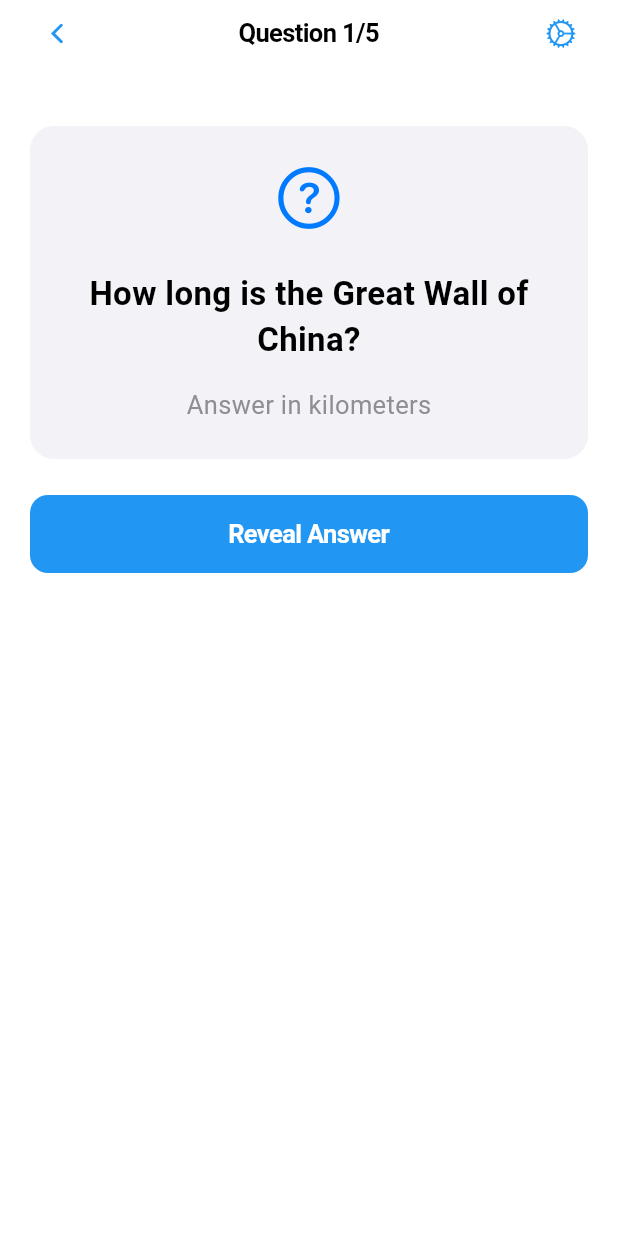
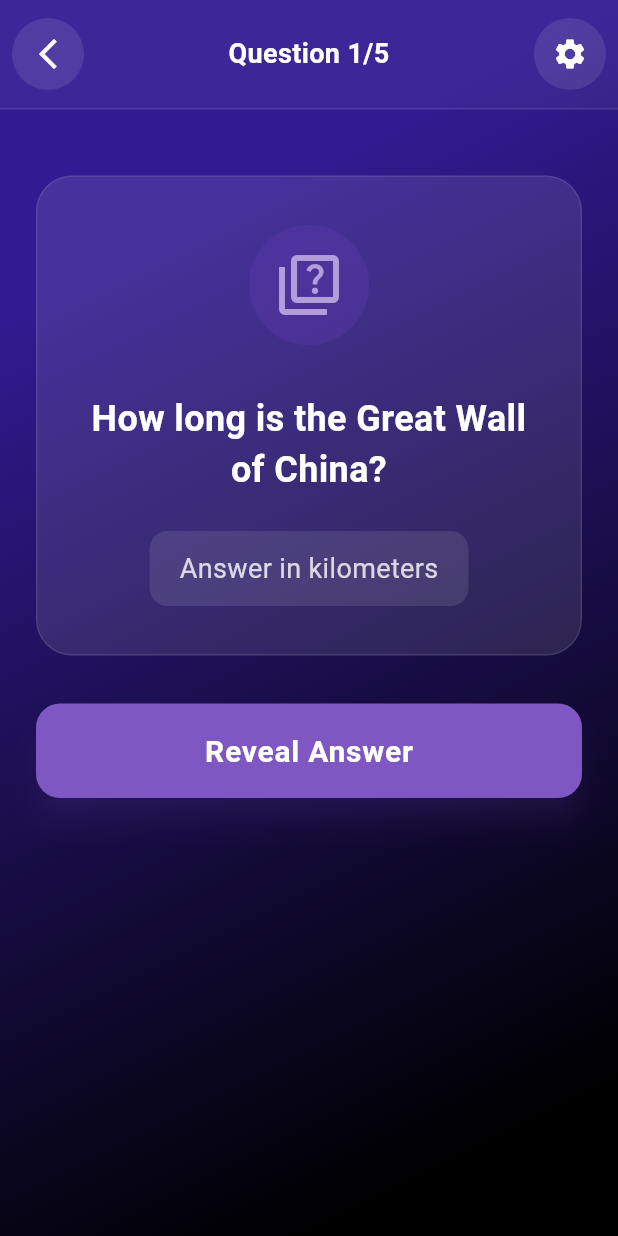
Before and after one commit to ivantrj/close-enough-trivia, a Flutter app: the GameScreen screen opened by its route, on a phone screen of 412 x 824 dp. Run offline on Flutter 3.47's test engine with Material 3 defaults, Android fonts, the phone set to English and light mode, and no system bars; our stand-ins replace auto_route, font_awesome_flutter, mobx, package_info_plus, shared_preferences; accounts and stored records are empty; generated files the repository leaves out were written again.

Commit message:
improve game screen design

```diff
--- a/lib/presentation/screens/game_screen.dart
+++ b/lib/presentation/screens/game_screen.dart
@@ -34,115 +34,177 @@ class _GameScreenState extends State<GameScreen> {
   @override
   Widget build(BuildContext context) {
     final question = questions[currentQuestionIndex];
+    final ColorScheme colorScheme = Theme.of(context).colorScheme;
 
     return Scaffold(
-      backgroundColor: CupertinoColors.systemBackground,
-      body: SafeArea(
+      backgroundColor: Colors.black,
+      body: Container(
+        decoration: BoxDecoration(
+          gradient: LinearGradient(
+            begin: Alignment.topLeft,
+            end: Alignment.bottomRight,
+            colors: [
+              Colors.deepPurple.shade900,
+              Colors.black,
+            ],
+            stops: const [0.2, 0.9],
+          ),
+        ),
+        child: SafeArea(
           child: Column(
             children: [
-            // iOS-style navigation bar
-            CupertinoNavigationBar(
-              backgroundColor: CupertinoColors.systemBackground,
-              border: null,
-              leading: CupertinoButton(
-                padding: EdgeInsets.zero,
-                child: const Icon(CupertinoIcons.back),
+              // Custom navigation bar
+              Container(
+                padding: const EdgeInsets.symmetric(horizontal: 8, vertical: 12),
+                decoration: BoxDecoration(
+                  color: Colors.white.withOpacity(0.05),
+                  border: Border(
+                    bottom: BorderSide(
+                      color: Colors.white.withOpacity(0.1),
+                      width: 1,
+                    ),
+                  ),
+                ),
+                child: Row(
+                  children: [
+                    IconButton(
                       onPressed: () => context.router.pop(),
+                      icon: const Icon(Icons.arrow_back_ios_new, color: Colors.white),
+                      style: IconButton.styleFrom(
+                        backgroundColor: Colors.white.withOpacity(0.1),
+                        padding: const EdgeInsets.all(12),
                       ),
-              middle: Text(
+                    ),
+                    Expanded(
+                      child: Text(
                         'Question ${currentQuestionIndex + 1}/${questions.length}',
                         style: const TextStyle(
-                  fontSize: 17,
+                          fontSize: 18,
                           fontWeight: FontWeight.w600,
+                          color: Colors.white,
+                        ),
+                        textAlign: TextAlign.center,
                       ),
                     ),
-              trailing: CupertinoButton(
-                padding: EdgeInsets.zero,
-                child: const Icon(CupertinoIcons.settings),
+                    IconButton(
                       onPressed: () => context.pushRoute(const SettingsRoute()),
+                      icon: const Icon(Icons.settings, color: Colors.white),
+                      style: IconButton.styleFrom(
+                        backgroundColor: Colors.white.withOpacity(0.1),
+                        padding: const EdgeInsets.all(12),
+                      ),
+                    ),
+                  ],
                 ),
               ),
               Expanded(
                 child: ListView(
-                padding: const EdgeInsets.all(20),
+                  padding: const EdgeInsets.all(24),
                   children: [
                     const SizedBox(height: 20),
                     // Question card
                     Container(
                       decoration: BoxDecoration(
-                      color: CupertinoColors.systemGrey6,
-                      borderRadius: BorderRadius.circular(16),
+                        color: Colors.white.withOpacity(0.1),
+                        borderRadius: BorderRadius.circular(24),
+                        border: Border.all(
+                          color: Colors.white.withOpacity(0.1),
+                          width: 1,
                         ),
-                    padding: const EdgeInsets.all(24),
+                      ),
+                      padding: const EdgeInsets.all(32),
                       child: Column(
                         children: [
-                        Icon(
-                          CupertinoIcons.question_circle,
+                          Container(
+                            padding: const EdgeInsets.all(16),
+                            decoration: BoxDecoration(
+                              color: Colors.deepPurple.withOpacity(0.3),
+                              shape: BoxShape.circle,
+                            ),
+                            child: Icon(
+                              Icons.quiz_outlined,
                               size: 48,
-                          color: CupertinoColors.systemBlue,
+                              color: Colors.deepPurple.shade200,
                             ),
-                        const SizedBox(height: 24),
+                          ),
+                          const SizedBox(height: 32),
                           Text(
                             question.text,
                             style: const TextStyle(
-                            fontSize: 22,
+                              fontSize: 24,
                               fontWeight: FontWeight.bold,
-                            color: CupertinoColors.label,
+                              color: Colors.white,
+                              height: 1.4,
                             ),
                             textAlign: TextAlign.center,
                           ),
-                        const SizedBox(height: 16),
-                        Text(
+                          const SizedBox(height: 24),
+                          Container(
+                            padding: const EdgeInsets.symmetric(
+                              horizontal: 20,
+                              vertical: 12,
+                            ),
+                            decoration: BoxDecoration(
+                              color: Colors.white.withOpacity(0.1),
+                              borderRadius: BorderRadius.circular(12),
+                            ),
+                            child: Text(
                               'Answer in ${question.unit}',
-                          style: const TextStyle(
-                            fontSize: 17,
-                            color: CupertinoColors.systemGrey,
+                              style: TextStyle(
+                                fontSize: 18,
+                                color: Colors.white.withOpacity(0.8),
+                              ),
                             ),
                           ),
                         ],
                       ),
                     ),
-                  const SizedBox(height: 24),
+                    const SizedBox(height: 32),
                     if (isAnswerRevealed) ...[
                       // Answer card
                       Container(
                         decoration: BoxDecoration(
-                        color: CupertinoColors.systemBlue.withOpacity(0.1),
-                        borderRadius: BorderRadius.circular(16),
+                          color: Colors.deepPurple.shade400.withOpacity(0.2),
+                          borderRadius: BorderRadius.circular(24),
+                          border: Border.all(
+                            color: Colors.deepPurple.shade200.withOpacity(0.3),
+                            width: 1,
                           ),
-                      padding: const EdgeInsets.all(24),
+                        ),
+                        padding: const EdgeInsets.all(32),
                         child: Column(
                           children: [
                             Icon(
-                            CupertinoIcons.lightbulb,
-                            size: 32,
-                            color: CupertinoColors.systemBlue,
+                              Icons.lightbulb,
+                              size: 36,
+                              color: Colors.deepPurple.shade200,
                             ),
-                          const SizedBox(height: 16),
+                            const SizedBox(height: 24),
                             const Text(
                               'Correct Answer:',
                               style: TextStyle(
-                              fontSize: 17,
+                                fontSize: 18,
                                 fontWeight: FontWeight.w600,
-                              color: CupertinoColors.label,
+                                color: Colors.white,
                               ),
                             ),
-                          const SizedBox(height: 8),
+                            const SizedBox(height: 16),
                             Text(
                               '${question.correctAnswer} ${question.unit}',
-                            style: const TextStyle(
-                              fontSize: 28,
+                              style: TextStyle(
+                                fontSize: 32,
                                 fontWeight: FontWeight.bold,
-                              color: CupertinoColors.systemBlue,
+                                color: Colors.deepPurple.shade200,
                               ),
                             ),
                             if (question.explanation.isNotEmpty) ...[
-                            const SizedBox(height: 16),
+                              const SizedBox(height: 24),
                               Text(
                                 question.explanation,
                                 style: TextStyle(
-                                fontSize: 15,
-                                color: CupertinoColors.label.withOpacity(0.8),
+                                  fontSize: 16,
+                                  color: Colors.white.withOpacity(0.8),
+                                  height: 1.5,
                                 ),
                                 textAlign: TextAlign.center,
                               ),
@@ -150,31 +212,53 @@ class _GameScreenState extends State<GameScreen> {
                           ],
                         ),
                       ),
-                    const SizedBox(height: 24),
+                      const SizedBox(height: 32),
                       // Next button
-                    CupertinoButton.filled(
+                      ElevatedButton(
                         onPressed: nextQuestion,
-                      borderRadius: BorderRadius.circular(12),
-                      child: const Text(
-                        'Next Question',
-                        style: TextStyle(
-                          fontSize: 17,
-                          fontWeight: FontWeight.w600,
+                        style: ElevatedButton.styleFrom(
+                          backgroundColor: Colors.deepPurple.shade400,
+                          foregroundColor: Colors.white,
+                          padding: const EdgeInsets.symmetric(
+                            horizontal: 40,
+                            vertical: 20,
+                          ),
+                          textStyle: const TextStyle(
+                            fontSize: 20,
+                            fontWeight: FontWeight.bold,
+                            letterSpacing: 0.5,
+                          ),
+                          elevation: 8,
+                          shadowColor: Colors.deepPurple.withOpacity(0.5),
+                          shape: RoundedRectangleBorder(
+                            borderRadius: BorderRadius.circular(16),
                           ),
                         ),
+                        child: const Text('Next Question'),
                       ),
                     ] else
                       // Reveal button
-                    CupertinoButton.filled(
+                      ElevatedButton(
                         onPressed: revealAnswer,
-                      borderRadius: BorderRadius.circular(12),
-                      child: const Text(
-                        'Reveal Answer',
-                        style: TextStyle(
-                          fontSize: 17,
-                          fontWeight: FontWeight.w600,
+                        style: ElevatedButton.styleFrom(
+                          backgroundColor: Colors.deepPurple.shade400,
+                          foregroundColor: Colors.white,
+                          padding: const EdgeInsets.symmetric(
+                            horizontal: 40,
+                            vertical: 20,
+                          ),
+                          textStyle: const TextStyle(
+                            fontSize: 20,
+                            fontWeight: FontWeight.bold,
+                            letterSpacing: 0.5,
+                          ),
+                          elevation: 8,
+                          shadowColor: Colors.deepPurple.withOpacity(0.5),
+                          shape: RoundedRectangleBorder(
+                            borderRadius: BorderRadius.circular(16),
                           ),
                         ),
+                        child: const Text('Reveal Answer'),
                       ),
                   ],
                 ),
@@ -182,6 +266,7 @@ class _GameScreenState extends State<GameScreen> {
             ],
           ),
         ),
+      ),
     );
   }
 }
```
Lines whose indentation alone changed are shown as unchanged.
